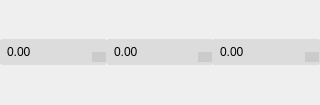
Old version of the form ui/vectorWidget.ui in the repository martin8910/qtCore.
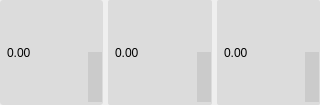
New version of the form. Icons and pictures are not drawn.

Commit message: - Added checkbox icons - pymel select button stylesheet fix - Vector input fix - Improved text cutoff on valueButton - New widget 'pymel_holder' for storing pymel objects - New widget 'combobox_multiple' for storing lists of object and select multiple

The edit to the form file:
```diff
--- a/ui/vectorWidget.ui
+++ b/ui/vectorWidget.ui
@@ -85,27 +85,72 @@
    <item row="0" column="0">
     <layout class="QHBoxLayout" name="horizontalLayout">
      <property name="spacing">
-      <number>0</number>
+      <number>5</number>
      </property>
      <item>
       <widget class="QDoubleSpinBox" name="value01">
+       <property name="sizePolicy">
+        <sizepolicy hsizetype="Preferred" vsizetype="Preferred">
+         <horstretch>0</horstretch>
+         <verstretch>0</verstretch>
+        </sizepolicy>
+       </property>
        <property name="styleSheet">
         <string notr="true"/>
        </property>
+       <property name="minimum">
+        <double>-99999.000000000000000</double>
+       </property>
+       <property name="maximum">
+        <double>9999.989999999999782</double>
+       </property>
+       <property name="singleStep">
+        <double>0.100000000000000</double>
+       </property>
       </widget>
      </item>
      <item>
       <widget class="QDoubleSpinBox" name="value02">
+       <property name="sizePolicy">
+        <sizepolicy hsizetype="Preferred" vsizetype="Preferred">
+         <horstretch>0</horstretch>
+         <verstretch>0</verstretch>
+        </sizepolicy>
+       </property>
        <property name="styleSheet">
         <string notr="true">border-radius: 2px;</string>
        </property>
+       <property name="minimum">
+        <double>-99999.000000000000000</double>
+       </property>
+       <property name="maximum">
+        <double>9999.989999999999782</double>
+       </property>
+       <property name="singleStep">
+        <double>0.100000000000000</double>
+       </property>
       </widget>
      </item>
      <item>
       <widget class="QDoubleSpinBox" name="value03">
+       <property name="sizePolicy">
+        <sizepolicy hsizetype="Preferred" vsizetype="Preferred">
+         <horstretch>0</horstretch>
+         <verstretch>0</verstretch>
+        </sizepolicy>
+       </property>
        <property name="styleSheet">
         <string notr="true">border-radius: 2px;</string>
        </property>
+       <property name="minimum">
+        <double>-99999.000000000000000</double>
+       </property>
+       <property name="maximum">
+        <double>9999.989999999999782</double>
+       </property>
+       <property name="singleStep">
+        <double>0.100000000000000</double>
+       </property>
       </widget>
      </item>
     </layout>
```
The commit also changes 9 other files.
